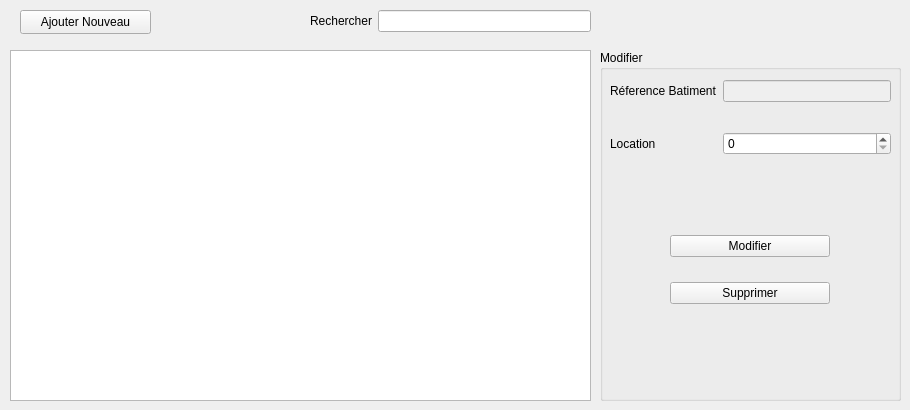
The window that cruds/batimentcrud.ui (Frankral/ProjetFinL1) describes before a commit, drawn with Qt 5.
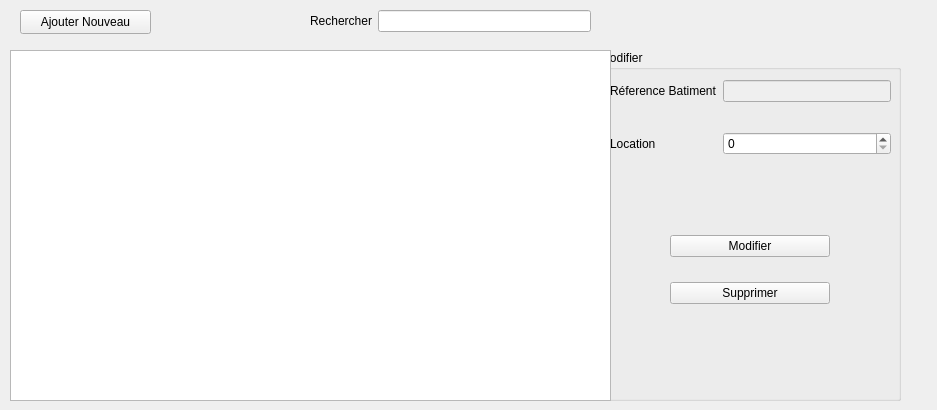
The same window after the commit.

What changed in the file:
```diff
--- a/cruds/batimentcrud.ui
+++ b/cruds/batimentcrud.ui
@@ -6,7 +6,7 @@
    <rect>
     <x>0</x>
     <y>0</y>
-    <width>910</width>
+    <width>937</width>
     <height>410</height>
    </rect>
   </property>
@@ -150,7 +150,7 @@
     <rect>
      <x>10</x>
      <y>50</y>
-     <width>581</width>
+     <width>601</width>
      <height>351</height>
     </rect>
    </property>
```
